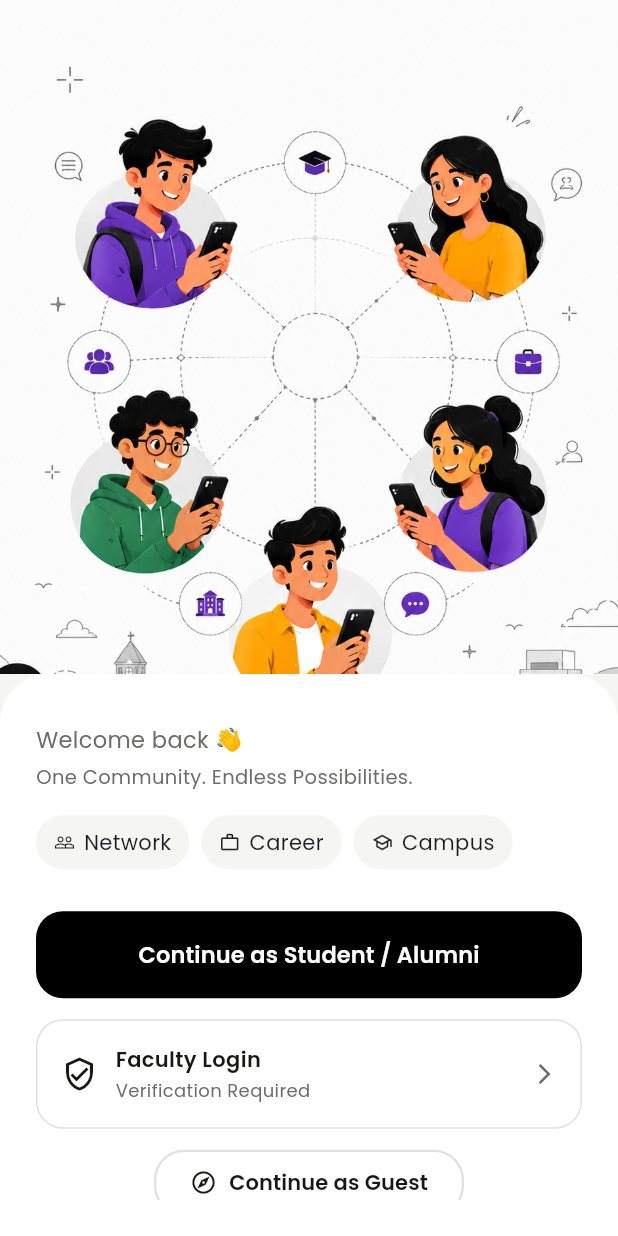
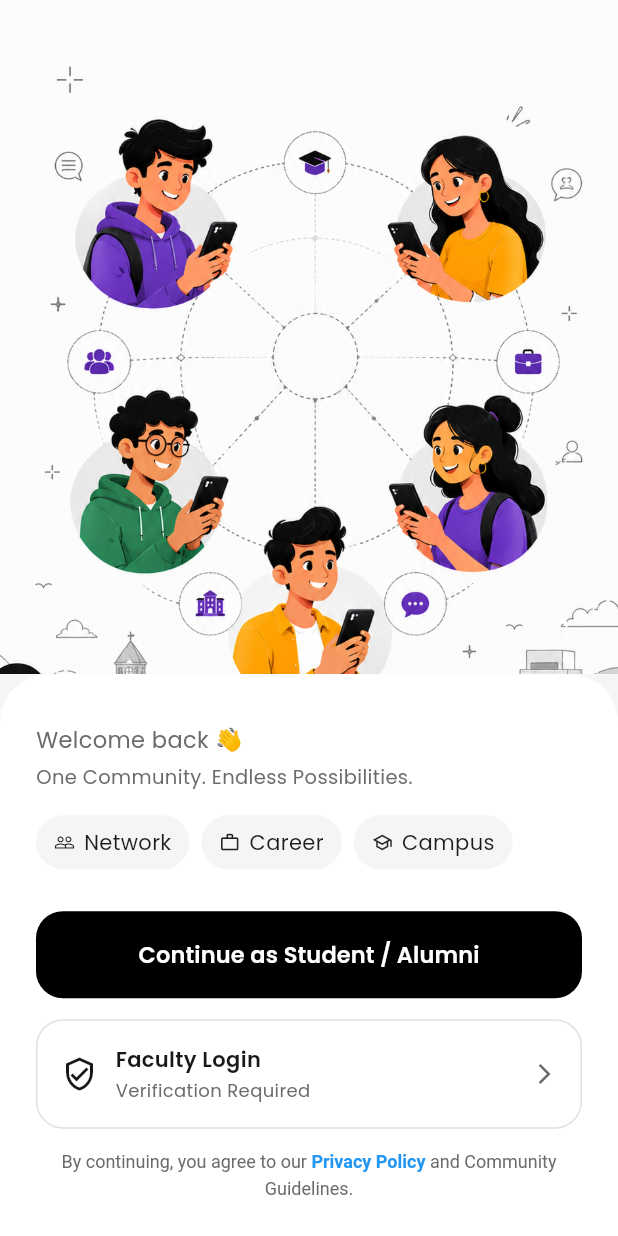
Before and after one commit to Swayanshuu/LinkPeer, a Flutter app: the screen it shows after launch, scrolled down 45 dp, on a phone screen of 412 x 824 dp. Run offline on Flutter 3.47's test engine with Material 3 defaults, Android fonts, the phone set to English and light mode, and no system bars; our stand-ins replace animated_text_kit, app_links, firebase_auth, firebase_core, firebase_messaging, flutter_dotenv and 16 more; accounts and stored records are empty.

Commit message:
refactor(auth): remove guest login functionality

```diff
--- a/lib/Screens/auth/login_screen.dart
+++ b/lib/Screens/auth/login_screen.dart
@@ -306,51 +306,50 @@ class _LoginScreen2State extends State<LoginScreen2> {
 
                     const SizedBox(height: 12),
 
-                    Center(
-                      child: OutlinedButton.icon(
-                        onPressed: loadingMode != null ? null : loginAsGuest,
-                        icon: loadingMode == "guest"
-                            ? const SizedBox.shrink()
-                            : Icon(
-                                Icons.explore_outlined,
-                                size: 18,
-                                color: colors.primaryText,
-                              ),
-                        label: loadingMode == "guest"
-                            ? const SizedBox(
-                                width: 16,
-                                height: 16,
-                                child: CircularProgressIndicator(
-                                  strokeWidth: 2,
-                                ),
-                              )
-                            : Text(
-                                "Continue as Guest",
-                                style: TextStyle(
-                                  fontWeight: FontWeight.w600,
-                                  fontSize: 14,
-                                  color: colors.primaryText,
-                                ),
-                              ),
-                        style: OutlinedButton.styleFrom(
-                          foregroundColor: colors.primaryText,
-                          side: BorderSide(
-                            color: colors.borderColor,
-                            width: 1.5,
-                          ),
-                          padding: const EdgeInsets.symmetric(
-                            horizontal: 24,
-                            vertical: 12,
-                          ),
-                          shape: RoundedRectangleBorder(
-                            borderRadius: BorderRadius.circular(20),
-                          ),
-                        ),
-                      ),
-                    ),
+                    // Center(
+                    //   child: OutlinedButton.icon(
+                    //     onPressed: loadingMode != null ? null : loginAsGuest,
+                    //     icon: loadingMode == "guest"
+                    //         ? const SizedBox.shrink()
+                    //         : Icon(
+                    //             Icons.explore_outlined,
+                    //             size: 18,
+                    //             color: colors.primaryText,
+                    //           ),
+                    //     label: loadingMode == "guest"
+                    //         ? const SizedBox(
+                    //             width: 16,
+                    //             height: 16,
+                    //             child: CircularProgressIndicator(
+                    //               strokeWidth: 2,
+                    //             ),
+                    //           )
+                    //         : Text(
+                    //             "Continue as Guest",
+                    //             style: TextStyle(
+                    //               fontWeight: FontWeight.w600,
+                    //               fontSize: 14,
+                    //               color: colors.primaryText,
+                    //             ),
+                    //           ),
+                    //     style: OutlinedButton.styleFrom(
+                    //       foregroundColor: colors.primaryText,
+                    //       side: BorderSide(
+                    //         color: colors.borderColor,
+                    //         width: 1.5,
+                    //       ),
+                    //       padding: const EdgeInsets.symmetric(
+                    //         horizontal: 24,
+                    //         vertical: 12,
+                    //       ),
+                    //       shape: RoundedRectangleBorder(
+                    //         borderRadius: BorderRadius.circular(20),
+                    //       ),
+                    //     ),
+                    //   ),
+                    // ),
 
-                    const SizedBox(height: 24),
-
+                    // const SizedBox(height: 24),
                     Center(
                       child: RichText(
                         textAlign: TextAlign.center,
```
